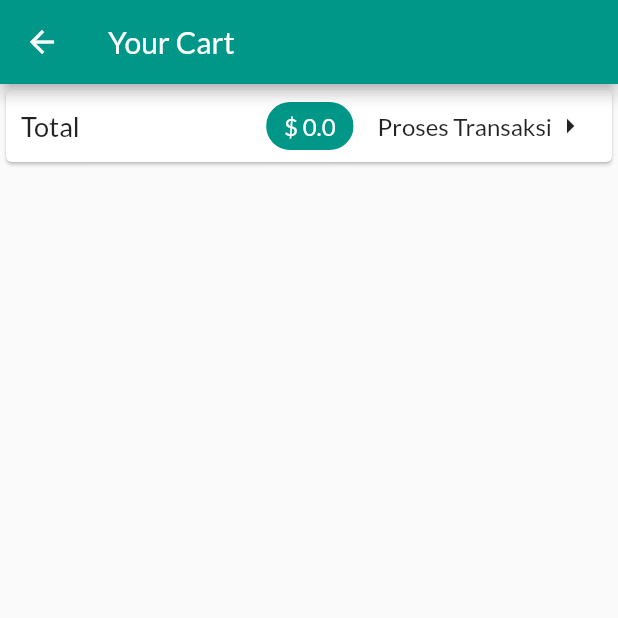
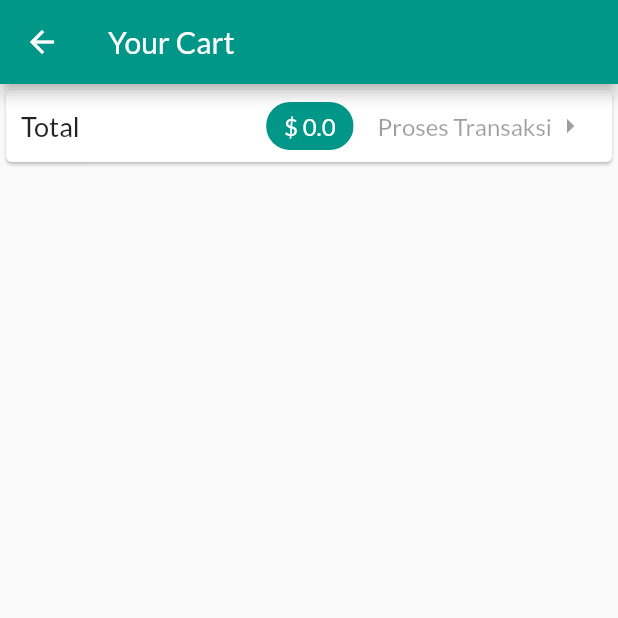
Before and after one commit to lemanfoetra/flutter-module-10-Sending-Http-Request, a Flutter app: the CartScreen screen opened by its route, on a phone screen of 412 x 824 dp, the top half of it. Run offline on Flutter 3.47's test engine with Material 2 defaults, Android fonts, the phone set to English and light mode, and no system bars; network calls fail.

Commit message:
Insert Orders to Server

```diff
--- a/lib/screens/cart_screen.dart
+++ b/lib/screens/cart_screen.dart
@@ -41,26 +41,7 @@ class CartScreen extends StatelessWidget {
                     ),
                     backgroundColor: Theme.of(context).primaryColor,
                   ),
-                  FlatButton(
-                    onPressed: () {
-                      // Menambahkan items Chart ke Orders
-                      Provider.of<OrdersProvider>(context).addOrder(
-                        chartObject.items.values.toList(),
-                        chartObject.totalPrice,
-                      );
-
-                      // Menghapus Chart Item
-                      chartObject.clear();
-                    },
-                    child: Row(
-                      mainAxisAlignment: MainAxisAlignment.end,
-                      children: <Widget>[
-                        Text('Proses Transaksi',
-                            style: TextStyle(fontSize: 16)),
-                        Icon(Icons.arrow_right)
-                      ],
-                    ),
-                  )
+                  OrderButton(chartObject: chartObject)
                 ],
               ),
             ),
@@ -95,7 +76,6 @@ class CartScreen extends StatelessWidget {
                     chartObject.removeItem(productId);
                   },
                   confirmDismiss: (direction) {
-
                     // Alert Dialog
                     return showDialog(
                       context: context,
@@ -114,7 +94,6 @@ class CartScreen extends StatelessWidget {
                         ],
                       ),
                     );
-
                   },
                   child: ChartItemWidget.ChartItem(
                     id: chartId,
@@ -131,3 +110,67 @@ class CartScreen extends StatelessWidget {
     );
   }
 }
+
+class OrderButton extends StatefulWidget {
+  const OrderButton({
+    Key key,
+    @required this.chartObject,
+  }) : super(key: key);
+
+  final ChartProvider chartObject;
+
+  @override
+  _OrderButtonState createState() => _OrderButtonState();
+}
+
+class _OrderButtonState extends State<OrderButton> {
+  bool _isLoading = false;
+
+  @override
+  Widget build(BuildContext context) {
+    final scaffold = Scaffold.of(context);
+    return _isLoading
+        ? Container(
+          padding: EdgeInsets.only(
+            left: 50, right: 20, top: 5, bottom: 5
+          ),
+          child: CircularProgressIndicator(),
+        )
+        : FlatButton(
+            onPressed: widget.chartObject.items.length <= 0 ? null : () async {
+              setState(() {
+                _isLoading = true;
+              });
+
+              try {
+                // Menambahkan items Chart ke Orders
+                await Provider.of<OrdersProvider>(context, listen: false).addOrder(
+                  widget.chartObject.items.values.toList(),
+                  widget.chartObject.totalPrice,
+                );
+
+                setState(() {
+                  _isLoading = false;
+                });
+
+                // Menghapus Chart Item
+                widget.chartObject.clear();
+
+              } catch (error) {
+                scaffold.showSnackBar(
+                  SnackBar(
+                    content: Text(error, textAlign: TextAlign.center),
+                  ),
+                );
+              }
+            },
+            child: Row(
+              mainAxisAlignment: MainAxisAlignment.end,
+              children: <Widget>[
+                Text('Proses Transaksi', style: TextStyle(fontSize: 16)),
+                Icon(Icons.arrow_right)
+              ],
+            ),
+          );
+  }
+}
```
Also changed, not shown: lib/providers/orders_provider.dart (+27 -6 lines), 2 other files.
